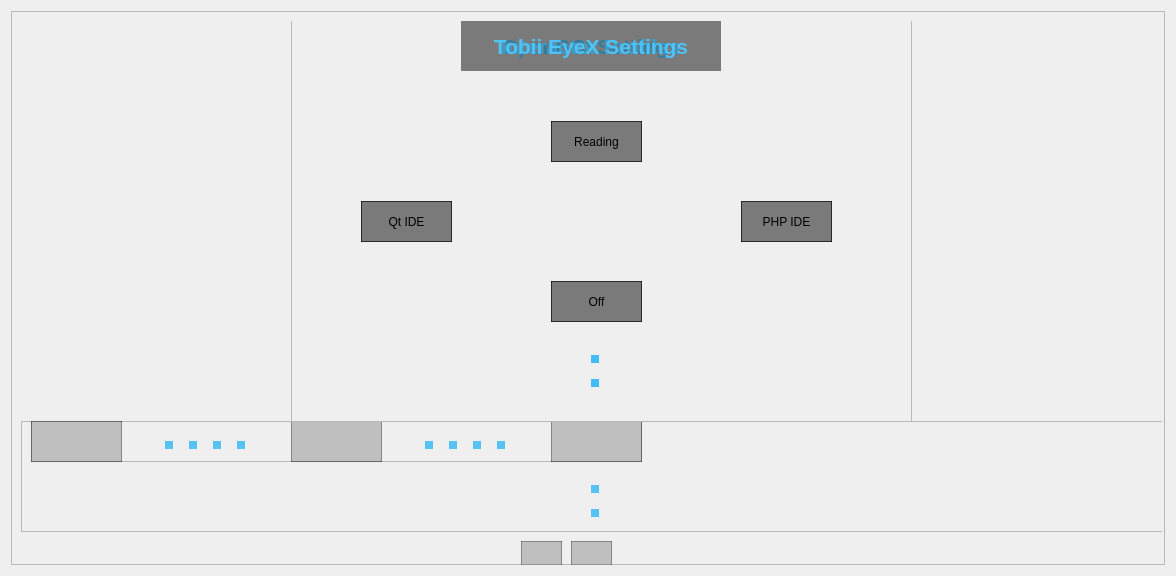
mgladkowski/cortical, file mainwindow.ui: the form before one commit.
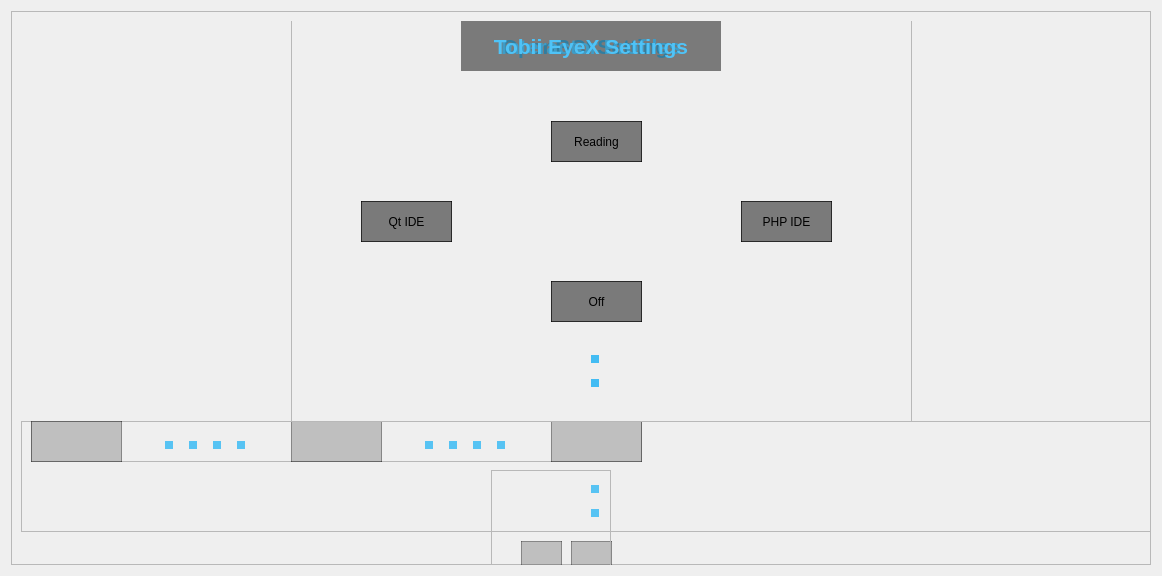
The form after the commit. Custom widgets are drawn as their Qt base class.

```diff
--- a/mainwindow.ui
+++ b/mainwindow.ui
@@ -6,7 +6,7 @@
    <rect>
     <x>0</x>
     <y>0</y>
-    <width>1176</width>
+    <width>1162</width>
     <height>576</height>
    </rect>
   </property>
@@ -718,6 +718,22 @@
        <zorder>frameOp</zorder>
        <zorder>frameEye</zorder>
       </widget>
+      <widget class="QFrame" name="frameItr">
+       <property name="geometry">
+        <rect>
+         <x>480</x>
+         <y>459</y>
+         <width>120</width>
+         <height>101</height>
+        </rect>
+       </property>
+       <property name="frameShape">
+        <enum>QFrame::StyledPanel</enum>
+       </property>
+       <property name="frameShadow">
+        <enum>QFrame::Raised</enum>
+       </property>
+      </widget>
      </widget>
     </item>
    </layout>
```
